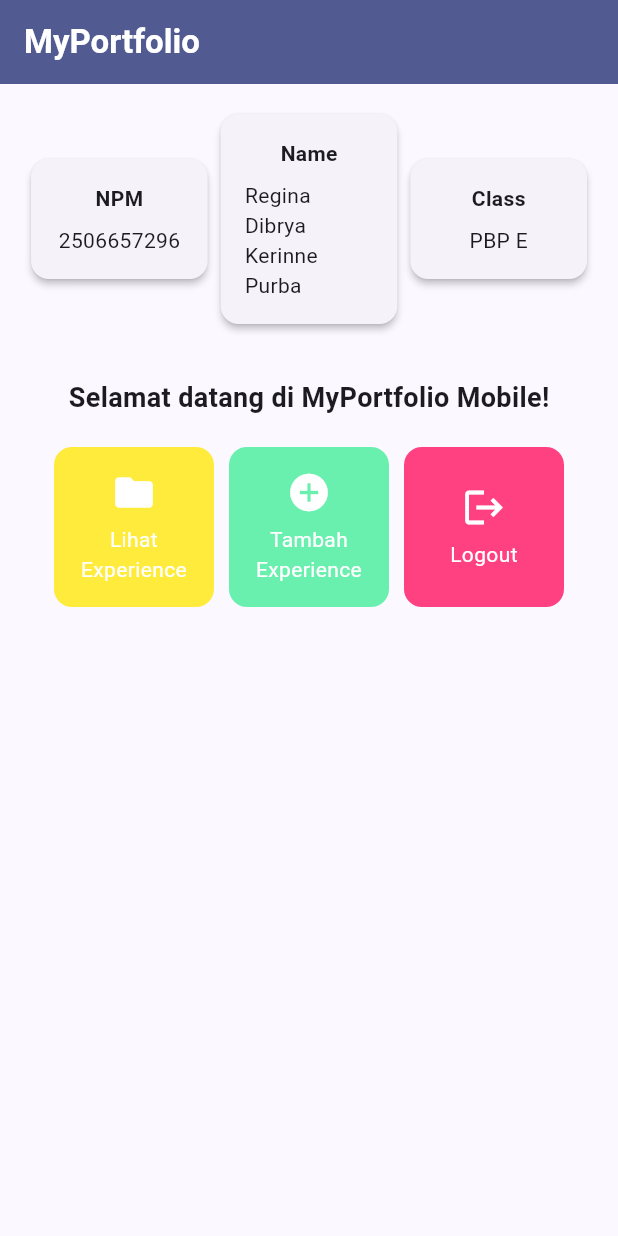
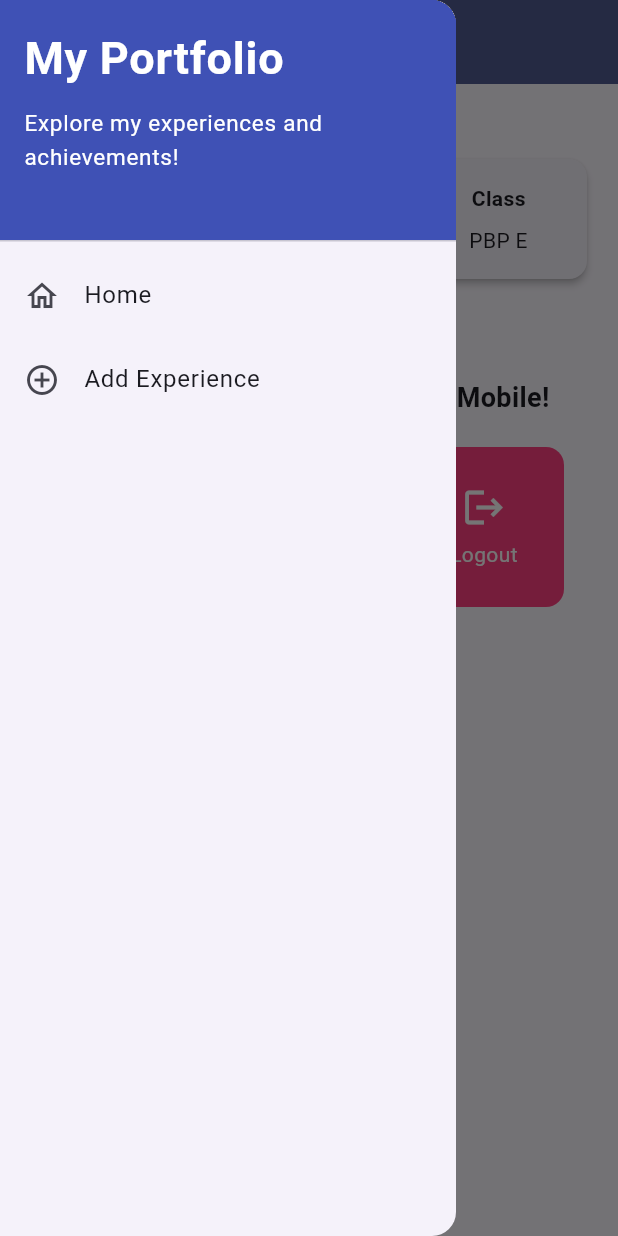
Before and after one commit to reginadibryakerinne/myportofolio_mobile, a Flutter app: the screen it shows after launch, with the side drawer open (before the commit the screen has no drawer), on a phone screen of 412 x 824 dp. Run offline on Flutter 3.47's test engine with Material 3 defaults, Android fonts, the phone set to English and light mode, and no system bars; our stand-ins replace material_ui.

Commit message:
feat: add drawer, experience form, navigation, and refactor into screens/widgets

```diff
--- a/lib/main.dart
+++ b/lib/main.dart
@@ -1,5 +1,5 @@
 import 'package:material_ui/material_ui.dart';
-import 'package:myportofolio_mobile/menu.dart';
+import 'package:myportofolio_mobile/screens/menu.dart';
 
 void main() {
   runApp(const MyApp());
--- a/lib/menu.dart
+++ /dev/null
@@ -1,172 +0,0 @@
-import 'package:material_ui/material_ui.dart';
-
-class MyHomePage extends StatelessWidget {
-  MyHomePage({super.key});
-
-  final String npm = "2506657296";
-  final String nama = "Regina Dibrya Kerinne Purba";
-  final String kelas = "PBP E";
-
-  final List<ItemHomepage> items = [
-    ItemHomepage("Lihat Experience", Icons.folder, Colors.yellow),
-    ItemHomepage("Tambah Experience", Icons.add_circle, Colors.greenAccent),
-    ItemHomepage("Logout", Icons.logout, Colors.pinkAccent),
-  ];
-
-  @override
-  Widget build(BuildContext context) {
-    // Scaffold menyediakan struktur visual dasar halaman (AppBar, Body, SnackBar).
-    return Scaffold(
-      // AppBar menampilkan bar bagian atas halaman aplikasi.
-      appBar: AppBar(
-        title: const Text(
-          'MyPortfolio',
-          style: TextStyle(
-            color: Colors.white,
-            fontWeight: FontWeight.bold,
-          ),
-        ),
-        backgroundColor: Theme.of(context).colorScheme.primary,
-      ),
-      // Body halaman utama dengan padding di sekelilingnya.
-      body: Padding(
-        padding: const EdgeInsets.all(16.0),
-        child: Column(
-          crossAxisAlignment: CrossAxisAlignment.center,
-          children: [
-            // Baris horizontal untuk menampilkan 3 InfoCard secara sejajar.
-            Row(
-              mainAxisAlignment: MainAxisAlignment.spaceEvenly,
-              children: [
-                InfoCard(title: 'NPM', content: npm),
-                InfoCard(title: 'Name', content: nama),
-                InfoCard(title: 'Class', content: kelas),
-              ],
-            ),
-
-            const SizedBox(height: 16.0),
-
-            // Bagian tengah: pesan sambutan dan kisi tombol menu portofolio.
-            Center(
-              child: Column(
-                children: [
-                  const Padding(
-                    padding: EdgeInsets.only(top: 16.0),
-                    child: Text(
-                      'Selamat datang di MyPortfolio Mobile!',
-                      style: TextStyle(
-                        fontWeight: FontWeight.bold,
-                        fontSize: 18.0,
-                      ),
-                    ),
-                  ),
-
-                  // GridView menampilkan kartu tombol dalam tata letak kisi 3 kolom.
-                  GridView.count(
-                    primary: true,
-                    padding: const EdgeInsets.all(20),
-                    crossAxisSpacing: 10,
-                    mainAxisSpacing: 10,
-                    crossAxisCount: 3,
-                    // shrinkWrap agar ukuran kisi menyesuaikan tinggi konten anak.
-                    shrinkWrap: true,
-                    children: items.map((ItemHomepage item) {
-                      return ItemCard(item);
-                    }).toList(),
-                  ),
-                ],
-              ),
-            ),
-          ],
-        ),
-      ),
-    );
-  }
-}
-
-class InfoCard extends StatelessWidget {
-  // Kartu informasi yang menampilkan judul (title) dan isi (content).
-  final String title;
-  final String content;
-
-  const InfoCard({super.key, required this.title, required this.content});
-
-  @override
-  Widget build(BuildContext context) {
-    return Card(
-      // Memberikan efek bayangan kartu elevasi 2 unit.
-      elevation: 2.0,
-      child: Container(
-        // Menyesuaikan lebar kartu dengan proporsi layar (dibagi 3.5).
-        width: MediaQuery.of(context).size.width / 3.5,
-        padding: const EdgeInsets.all(16.0),
-        // Menyusun teks title dan content secara vertikal.
-        child: Column(
-          children: [
-            Text(
-              title,
-              style: const TextStyle(fontWeight: FontWeight.bold),
-            ),
-            const SizedBox(height: 8.0),
-            Text(content),
-          ],
-        ),
-      ),
-    );
-  }
-}
-
-class ItemHomepage {
-  final String name;
-  final IconData icon;
-  final Color color;
-
-  ItemHomepage(this.name, this.icon, this.color);
-}
-
-class ItemCard extends StatelessWidget {
-  final ItemHomepage item;
-
-  const ItemCard(this.item, {super.key});
-
-  @override
-  Widget build(BuildContext context) {
-    return Material(
-      // Menggunakan warna sekunder dari skema tema aplikasi.
-      color: item.color,
-      borderRadius: BorderRadius.circular(12),
-      child: InkWell(
-        // Aksi ketika kartu ditekan oleh pengguna.
-        onTap: () {
-          // Menampilkan SnackBar dengan pesan interaktif.
-          ScaffoldMessenger.of(context)
-            ..hideCurrentSnackBar()
-            ..showSnackBar(
-              SnackBar(content: Text("Kamu telah menekan tombol ${item.name}!"))
-            );
-        },
-        child: Container(
-          padding: const EdgeInsets.all(8),
-          child: Center(
-            child: Column(
-              mainAxisAlignment: MainAxisAlignment.center,
-              children: [
-                Icon(
-                  item.icon,
-                  color: Colors.white,
-                  size: 30.0,
-                ),
-                const Padding(padding: EdgeInsets.all(3)),
-                Text(
-                  item.name,
-                  textAlign: TextAlign.center,
-                  style: const TextStyle(color: Colors.white),
-                ),
-              ],
-            ),
-          ),
-        ),
-      ),
-    );
-  }
-}
--- /dev/null
+++ b/lib/screens/menu.dart
@@ -0,0 +1,135 @@
+import 'package:material_ui/material_ui.dart';
+import 'package:myportofolio_mobile/widgets/experience_card.dart';
+import 'package:myportofolio_mobile/widgets/left_drawer.dart';
+
+class MyHomePage extends StatelessWidget {
+  MyHomePage({super.key});
+
+  final String npm = "2506657296";
+  final String nama = "Regina Dibrya Kerinne Purba";
+  final String kelas = "PBP E";
+
+  final List<ItemHomepage> items = [
+    ItemHomepage("Lihat Experience", Icons.folder, Colors.orange.shade700),
+    ItemHomepage("Tambah Experience", Icons.add_circle, Colors.greenAccent),
+    ItemHomepage("Logout", Icons.logout, Colors.pinkAccent),
+  ];
+
+  @override
+  Widget build(BuildContext context) {
+    // Scaffold menyediakan struktur visual dasar halaman (AppBar, Drawer, Body, SnackBar).
+    return Scaffold(
+      // AppBar menampilkan bar bagian atas halaman aplikasi.
+      appBar: AppBar(
+        title: const Text(
+          'MyPortfolio',
+          style: TextStyle(
+            color: Colors.white,
+            fontWeight: FontWeight.bold,
+          ),
+        ),
+        backgroundColor: Theme.of(context).colorScheme.primary,
+        // Membuat ikon hamburger drawer berwarna putih.
+        iconTheme: const IconThemeData(color: Colors.white),
+      ),
+      // Drawer menu untuk berpindah antarhalaman.
+      drawer: const LeftDrawer(),
+      // Body dapat di-scroll agar tidak overflow di layar kecil/lebar.
+      body: SingleChildScrollView(
+        child: Padding(
+          padding: const EdgeInsets.all(16.0),
+          child: Column(
+            crossAxisAlignment: CrossAxisAlignment.center,
+            children: [
+              // Baris horizontal untuk menampilkan 3 InfoCard secara sejajar.
+              Row(
+                mainAxisAlignment: MainAxisAlignment.spaceEvenly,
+                children: [
+                  InfoCard(title: 'NPM', content: npm),
+                  InfoCard(title: 'Name', content: nama),
+                  InfoCard(title: 'Class', content: kelas),
+                ],
+              ),
+
+              const SizedBox(height: 16.0),
+
+              // Bagian tengah: pesan sambutan dan kisi tombol menu portofolio.
+              Center(
+                child: Column(
+                  children: [
+                    const Padding(
+                      padding: EdgeInsets.only(top: 16.0),
+                      child: Text(
+                        'Selamat datang di MyPortfolio Mobile!',
+                        style: TextStyle(
+                          fontWeight: FontWeight.bold,
+                          fontSize: 18.0,
+                        ),
+                      ),
+                    ),
+
+                    // GridView menampilkan kartu tombol dalam tata letak kisi 3 kolom.
+                    GridView.count(
+                      // Grid tidak scroll sendiri karena sudah di dalam SingleChildScrollView.
+                      primary: false,
+                      physics: const NeverScrollableScrollPhysics(),
+                      padding: const EdgeInsets.all(20),
+                      crossAxisSpacing: 10,
+                      mainAxisSpacing: 10,
+                      crossAxisCount: 3,
+                      // shrinkWrap agar ukuran kisi menyesuaikan tinggi konten anak.
+                      shrinkWrap: true,
+                      children: items.map((ItemHomepage item) {
+                        return ItemCard(item);
+                      }).toList(),
+                    ),
+                  ],
+                ),
+              ),
+            ],
+          ),
+        ),
+      ),
+    );
+  }
+}
+
+class InfoCard extends StatelessWidget {
+  // Kartu informasi yang menampilkan judul (title) dan isi (content).
+  final String title;
+  final String content;
+
+  const InfoCard({super.key, required this.title, required this.content});
+
+  @override
+  Widget build(BuildContext context) {
+    return Card(
+      // Memberikan efek bayangan kartu elevasi 2 unit.
+      elevation: 2.0,
+      child: Container(
+        // Menyesuaikan lebar kartu dengan proporsi layar (dibagi 3.5).
+        width: MediaQuery.of(context).size.width / 3.5,
+        padding: const EdgeInsets.all(16.0),
+        // Menyusun teks title dan content secara vertikal.
+        child: Column(
+          children: [
+            Text(
+              title,
+              style: const TextStyle(fontWeight: FontWeight.bold),
+            ),
+            const SizedBox(height: 8.0),
+            Text(content, textAlign: TextAlign.center),
+          ],
+        ),
+      ),
+    );
+  }
+}
+
+class ItemHomepage {
+  final String name;
+  final IconData icon;
+  final Color color;
+
+  ItemHomepage(this.name, this.icon, this.color);
+}
--- /dev/null
+++ b/lib/widgets/experience_card.dart
@@ -0,0 +1,62 @@
+import 'package:material_ui/material_ui.dart';
+import 'package:myportofolio_mobile/screens/menu.dart';
+import 'package:myportofolio_mobile/screens/experience_form.dart';
+
+class ItemCard extends StatelessWidget {
+  final ItemHomepage item;
+
+  const ItemCard(this.item, {super.key});
+
+  @override
+  Widget build(BuildContext context) {
+    return Material(
+      // Menggunakan warna yang ditentukan pada masing-masing item.
+      color: item.color,
+      borderRadius: BorderRadius.circular(12),
+      child: InkWell(
+        // Aksi ketika kartu ditekan oleh pengguna.
+        onTap: () {
+          // Menampilkan SnackBar dengan pesan interaktif.
+          ScaffoldMessenger.of(context)
+            ..hideCurrentSnackBar()
+            ..showSnackBar(
+              SnackBar(
+                content: Text("Kamu telah menekan tombol ${item.name}!"),
+              ),
+            );
+
+          // Navigasi ke halaman form experience.
+          if (item.name == "Tambah Experience") {
+            Navigator.push(
+              context,
+              MaterialPageRoute(
+                builder: (context) => const ExperienceFormPage(),
+              ),
+            );
+          }
+        },
+        child: Container(
+          padding: const EdgeInsets.all(8),
+          child: Center(
+            child: Column(
+              mainAxisAlignment: MainAxisAlignment.center,
+              children: [
+                Icon(
+                  item.icon,
+                  color: Colors.white,
+                  size: 30.0,
+                ),
+                const Padding(padding: EdgeInsets.all(3)),
+                Text(
+                  item.name,
+                  textAlign: TextAlign.center,
+                  style: const TextStyle(color: Colors.white),
+                ),
+              ],
+            ),
+          ),
+        ),
+      ),
+    );
+  }
+}
--- /dev/null
+++ b/lib/widgets/left_drawer.dart
@@ -0,0 +1,67 @@
+import 'package:material_ui/material_ui.dart';
+import 'package:myportofolio_mobile/screens/menu.dart';
+import 'package:myportofolio_mobile/screens/experience_form.dart';
+
+class LeftDrawer extends StatelessWidget {
+  const LeftDrawer({super.key});
+
+  @override
+  Widget build(BuildContext context) {
+    return Drawer(
+      child: ListView(
+        children: [
+          const DrawerHeader(
+            decoration: BoxDecoration(
+              color: Colors.indigo,
+            ),
+            child: Column(
+              crossAxisAlignment: CrossAxisAlignment.start,
+              children: [
+                Text(
+                  'My Portfolio',
+                  style: TextStyle(
+                    fontSize: 30,
+                    fontWeight: FontWeight.bold,
+                    color: Colors.white,
+                  ),
+                ),
+                SizedBox(height: 10),
+                Text(
+                  'Explore my experiences and achievements!',
+                  style: TextStyle(
+                    fontSize: 15,
+                    color: Colors.white,
+                  ),
+                ),
+              ],
+            ),
+          ),
+          ListTile(
+            leading: const Icon(Icons.home_outlined),
+            title: const Text('Home'),
+            onTap: () {
+              Navigator.pushReplacement(
+                context,
+                MaterialPageRoute(
+                  builder: (context) => MyHomePage(),
+                ),
+              );
+            },
+          ),
+          ListTile(
+            leading: const Icon(Icons.add_circle_outline),
+            title: const Text('Add Experience'),
+            onTap: () {
+              Navigator.pushReplacement(
+                context,
+                MaterialPageRoute(
+                  builder: (context) => const ExperienceFormPage(),
+                ),
+              );
+            },
+          ),
+        ],
+      ),
+    );
+  }
+}
```
Also changed, not shown: lib/screens/experience_form.dart (added, +214 -0 lines).
